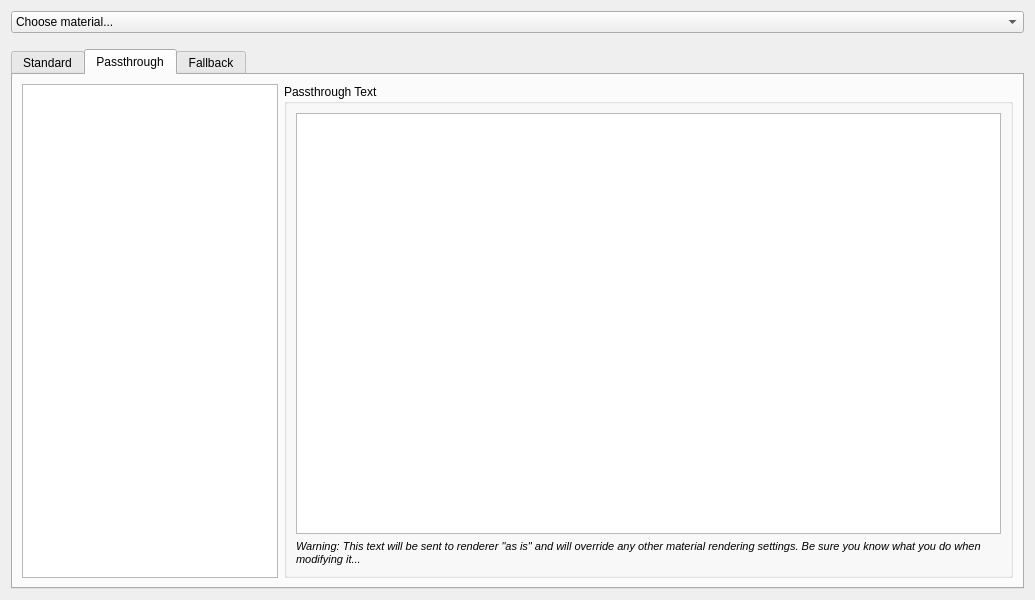
First picture: the form in Render/resources/ui/RenderMaterial.ui, repository FreeCAD/FreeCAD-render, before the edit.
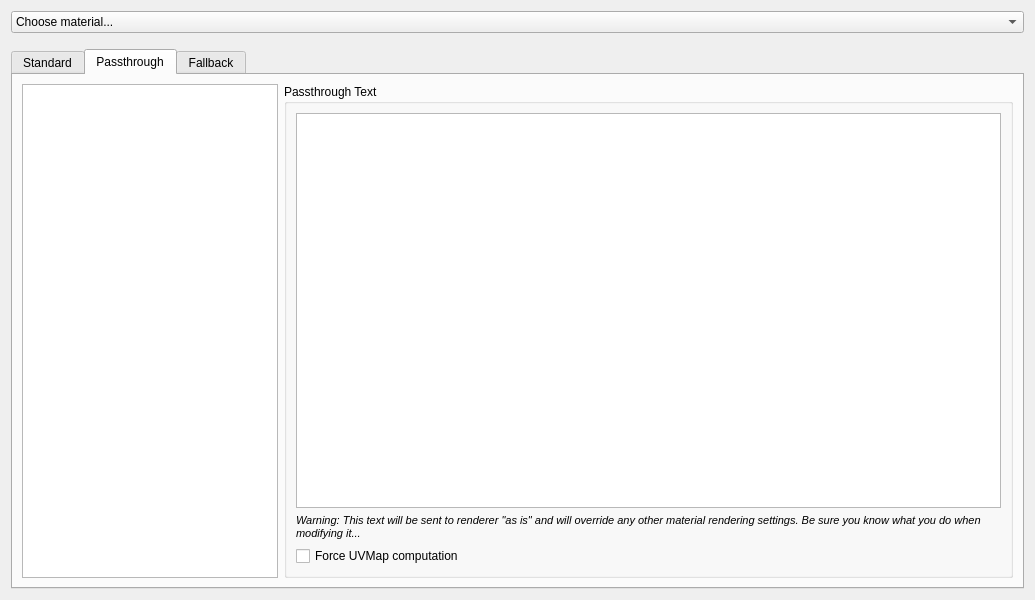
Second picture: the form after the edit. The open tabs and pages were chosen to show the change.

Commit message: Material: add ForceUVMap option

Patch:
```diff
--- a/Render/resources/ui/RenderMaterial.ui
+++ b/Render/resources/ui/RenderMaterial.ui
@@ -186,6 +186,13 @@
             </property>
            </widget>
           </item>
+          <item>
+           <widget class="QCheckBox" name="ForceUVMapCB">
+            <property name="text">
+             <string>Force UVMap computation</string>
+            </property>
+           </widget>
+          </item>
          </layout>
         </widget>
        </item>
```
Left out of the diff: 2 changed lines with no effect on the pictures. The commit also changes 1 other file.
